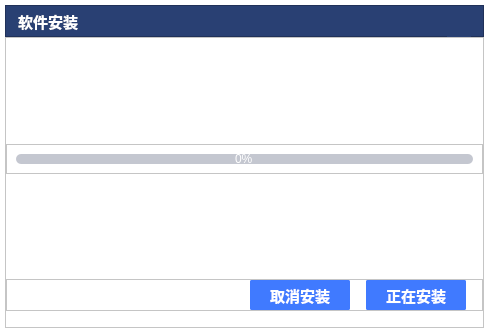
ZhouMei20220810/TEST, file update/mainwindow.ui: the form before one commit.
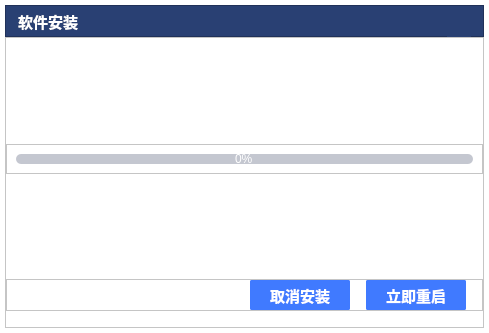
The form after the commit. Icons and pictures are not drawn.

Diff of the .ui file:
```diff
--- a/update/mainwindow.ui
+++ b/update/mainwindow.ui
@@ -580,7 +580,7 @@
 </string>
             </property>
             <property name="text">
-             <string>正在安装</string>
+             <string>立即重启</string>
             </property>
            </widget>
           </item>
```
